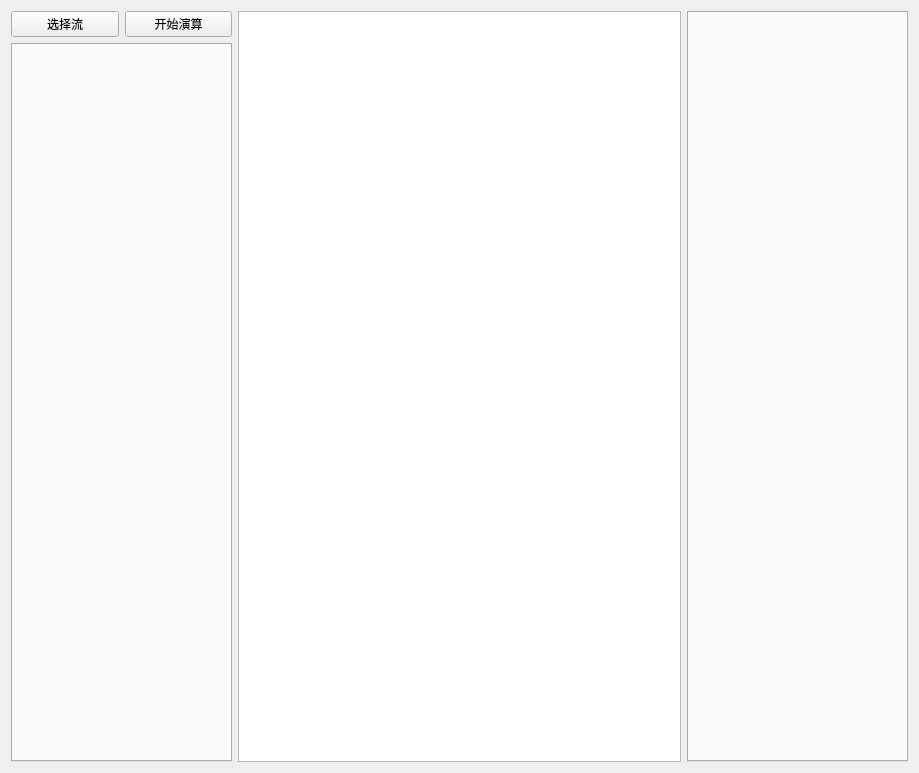
Qt form component/netanalysis.ui (tocods/jobSimQt) before a commit.
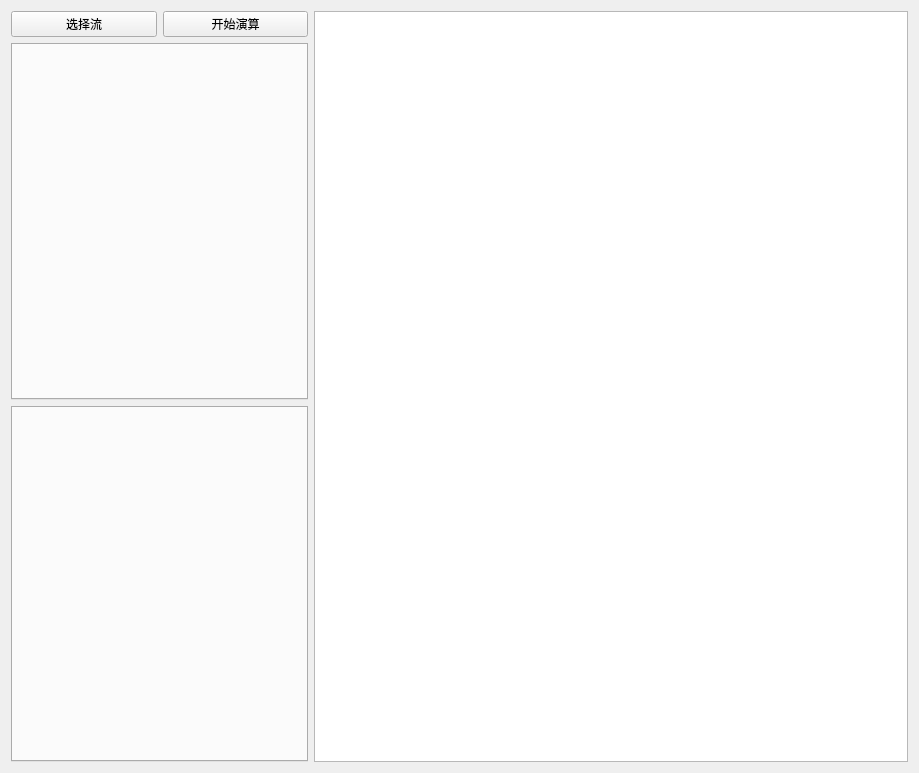
The same form after that commit.

The edit to the form file:
```diff
--- a/component/netanalysis.ui
+++ b/component/netanalysis.ui
@@ -15,7 +15,7 @@
   </property>
   <layout class="QHBoxLayout" name="horizontalLayout_3">
    <item>
-    <layout class="QHBoxLayout" name="horizontalLayout_2" stretch="1,2,1">
+    <layout class="QHBoxLayout" name="horizontalLayout_2" stretch="1,2">
      <item>
       <layout class="QVBoxLayout" name="verticalLayout">
        <item>
@@ -39,14 +39,14 @@
        <item>
         <widget class="QTabWidget" name="shows"/>
        </item>
+       <item>
+        <widget class="QTabWidget" name="results"/>
+       </item>
       </layout>
      </item>
      <item>
       <widget class="QGraphicsView" name="nets"/>
      </item>
-     <item>
-      <widget class="QTabWidget" name="results"/>
-     </item>
     </layout>
    </item>
   </layout>
```
